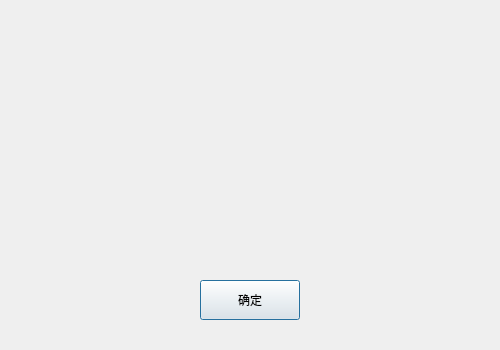
Before: the Qt Designer form dialogs/errortipdialog.ui in Jade-yun/MachineTool, drawn with Qt 5.
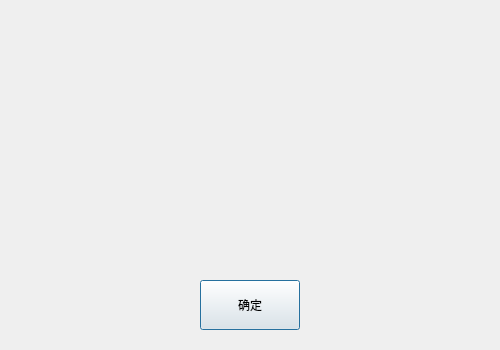
After: the same form once the commit is applied. Icons and pictures are not drawn.

The edit to the form file:
```diff
--- a/dialogs/errortipdialog.ui
+++ b/dialogs/errortipdialog.ui
@@ -19,7 +19,7 @@
      <x>200</x>
      <y>280</y>
      <width>100</width>
-     <height>40</height>
+     <height>50</height>
     </rect>
    </property>
    <property name="text">
@@ -30,9 +30,9 @@
    <property name="geometry">
     <rect>
      <x>21</x>
-     <y>90</y>
-     <width>417</width>
-     <height>62</height>
+     <y>80</y>
+     <width>451</width>
+     <height>122</height>
     </rect>
    </property>
    <layout class="QHBoxLayout" name="horizontalLayout">
@@ -72,7 +72,7 @@
       <property name="minimumSize">
        <size>
         <width>350</width>
-        <height>60</height>
+        <height>120</height>
        </size>
       </property>
       <property name="text">
```
